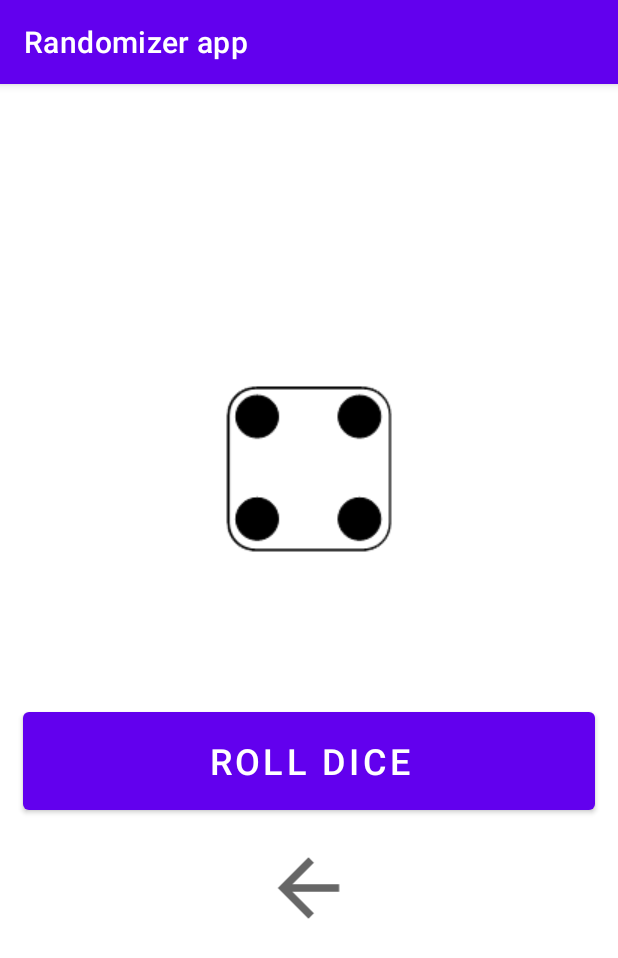
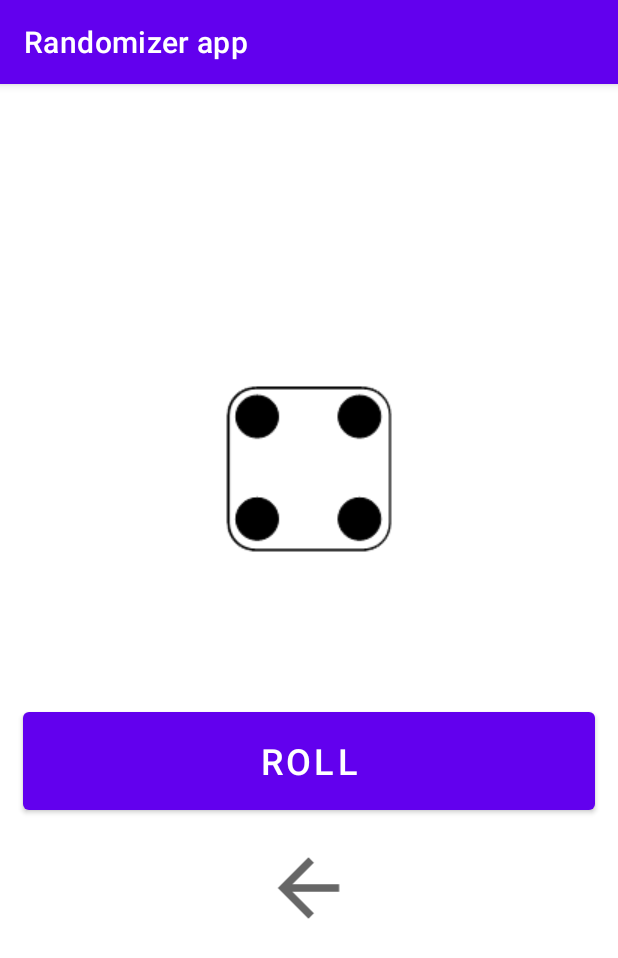
Before and after one commit to EliezerDevs/RandomizerApp, an Android app: the RollDiceActivity screen opened directly, with no data from a screen before it, on a phone screen of 412 x 824 dp. Shown: the top 958 px of the screen. Run offline under Robolectric (Android 15) with nearby library versions, the phone set to English and light mode, and no system bars.

Commit message:
Fix text

```diff
--- a/app/src/main/res/layout/activity_coin_flipping.xml
+++ b/app/src/main/res/layout/activity_coin_flipping.xml
@@ -21,7 +21,7 @@
         android:layout_marginStart="15dp"
         android:layout_marginTop="50dp"
         android:layout_marginEnd="15dp"
-        android:text="Throw Coin"
+        android:text="Flip Coin"
         android:textSize="24sp" />
 
     <ImageView
--- a/app/src/main/res/layout/activity_roll_dice.xml
+++ b/app/src/main/res/layout/activity_roll_dice.xml
@@ -21,7 +21,7 @@
         android:layout_marginStart="15dp"
         android:layout_marginTop="100dp"
         android:layout_marginEnd="15dp"
-        android:text="Roll Dice"
+        android:text="Roll"
         android:textSize="24sp" />
 
     <ImageView
```
